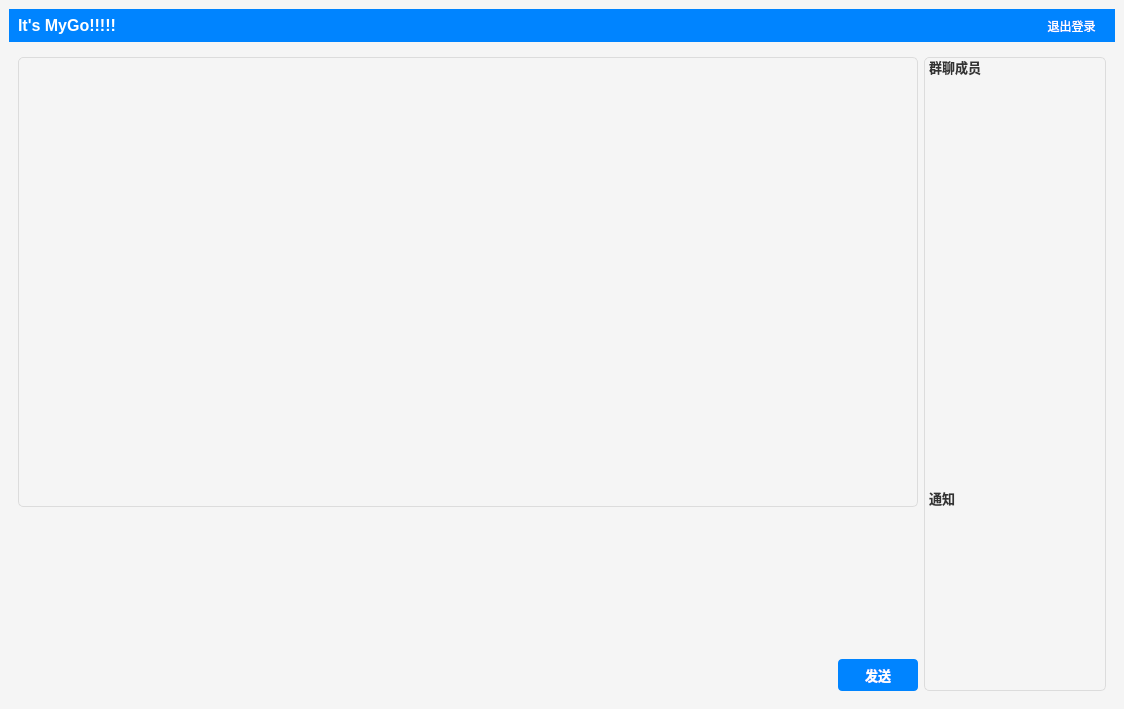
zayu77/Qt_ChatRoomSystem, file ChatClient/mainwindow.ui: the form before one commit.
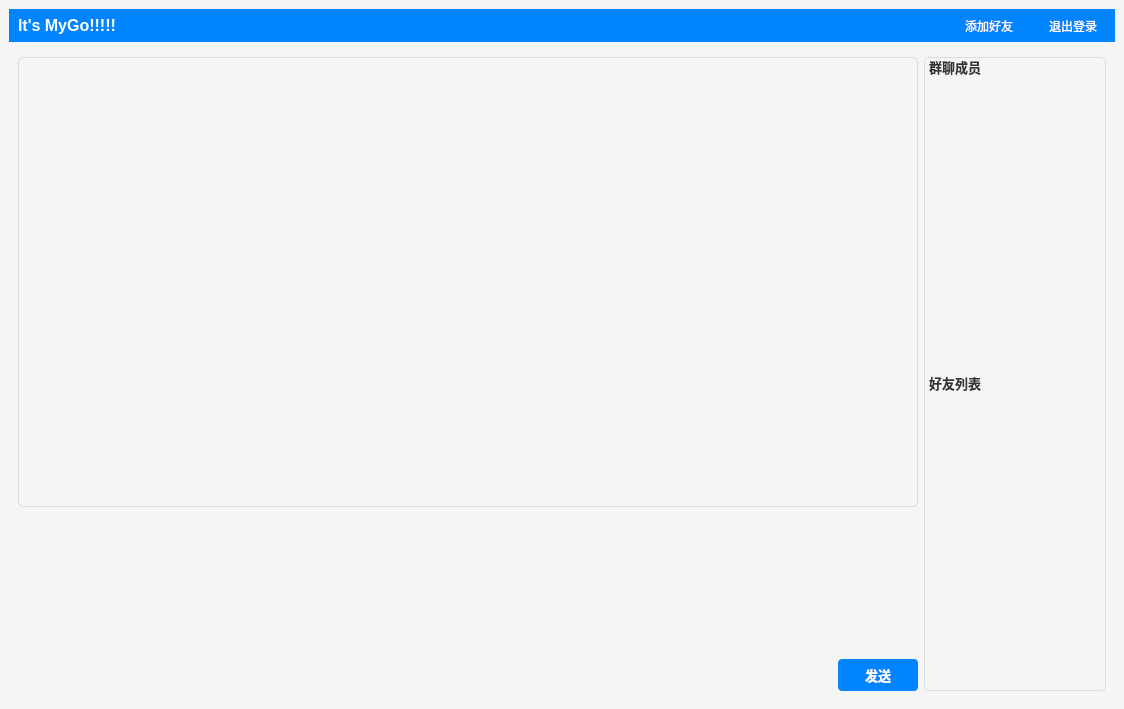
The form after the commit. Icons and pictures are not drawn.

Commit message: Fifteenth commit,finish add friend UI and basic funcs.

Diff of the .ui file:
```diff
--- a/ChatClient/mainwindow.ui
+++ b/ChatClient/mainwindow.ui
@@ -55,14 +55,31 @@
     background-color: rgb(255, 0, 0);
 }
 
+#btnAddfriend{
+	background-color: transparent;
+    color: white;
+    border: none;
+    border-radius: 4px;
+    padding: 6px 12px;
+    font-size: 12px;
+    min-width: 60px;
+}
+#btnAddfriend:hover {
+    background-color: rgb(255, 0, 0);
+}
+
 /* 聊天显示区域 */
-QPlainTextEdit,QListWidget,QTreeView {
+QPlainTextEdit,QListWidget,QTreeWidget {
     background-color: #f5f5f5;
     padding: 5px;
     selection-background-color: #e0f0ff;
     selection-color: black;
 }
 
+#treeWidget_Friend{
+	border:none;
+}
+
 QTextEdit#Edit_communicate{
 	background-color: #f5f5f5;
     border: 1px solid #dcdcdc;
@@ -241,6 +258,13 @@
          </property>
         </spacer>
        </item>
+       <item>
+        <widget class="QToolButton" name="btnAddfriend">
+         <property name="text">
+          <string>添加好友</string>
+         </property>
+        </widget>
+       </item>
        <item>
         <widget class="QToolButton" name="btnLogout">
          <property name="text">
@@ -390,7 +414,7 @@
              <item>
               <widget class="QLabel" name="label_Notice">
                <property name="text">
-                <string>通知</string>
+                <string>好友列表</string>
                </property>
               </widget>
              </item>
@@ -410,12 +434,12 @@
             </layout>
            </item>
            <item row="3" column="0">
-            <widget class="QPlainTextEdit" name="plainEdit_Notice">
-             <property name="maximumSize">
-              <size>
-               <width>300</width>
-               <height>180</height>
-              </size>
+            <widget class="QTreeWidget" name="treeWidget_Friend">
+             <property name="alternatingRowColors">
+              <bool>true</bool>
+             </property>
+             <property name="headerHidden">
+              <bool>true</bool>
              </property>
             </widget>
            </item>
```
Left out of the diff: 54 changed lines with no effect on the pictures. The commit also changes 10 other files.
